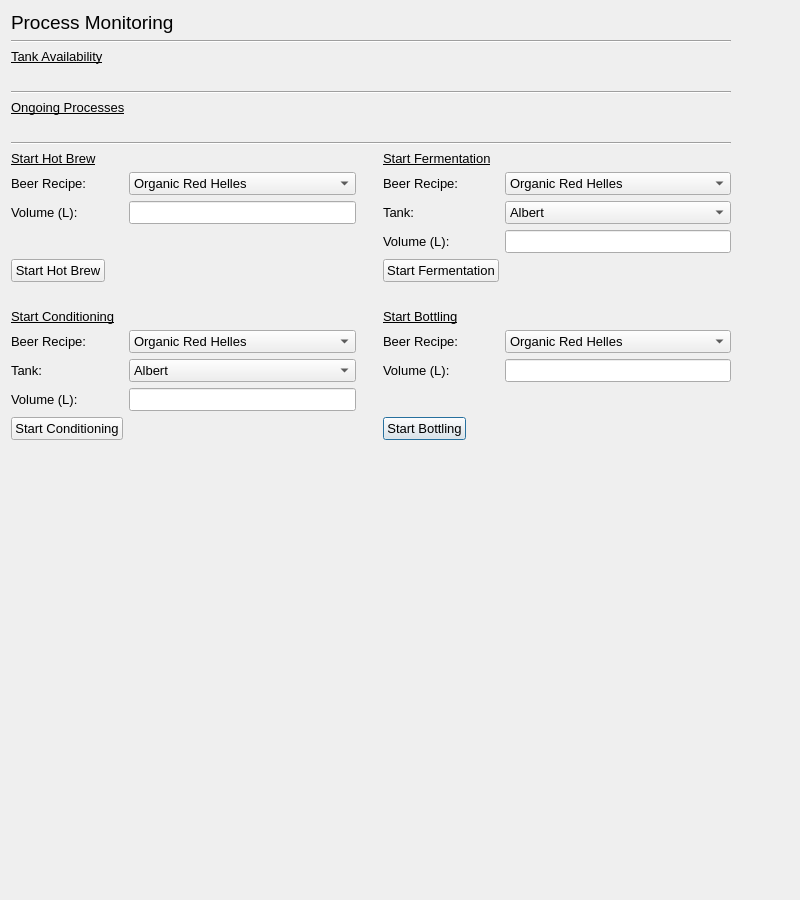
First picture: the form in process_monitoring.ui, repository IsaacCheng9/brewhouse-management, before the edit.
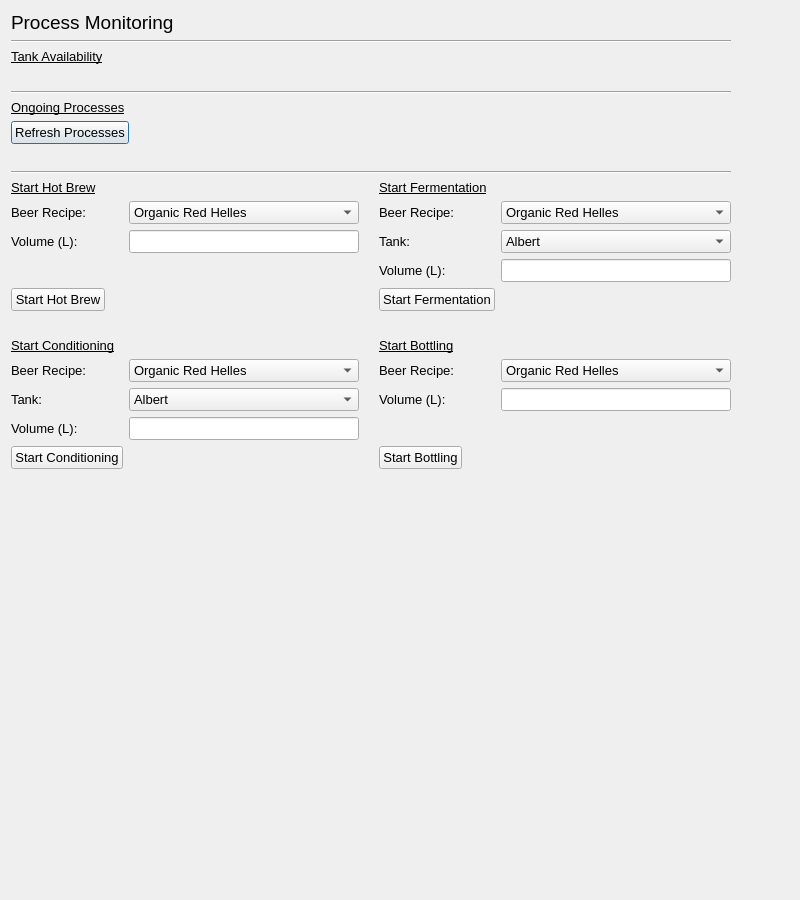
Second picture: the form after the edit.

What changed in the file:
```diff
--- a/process_monitoring.ui
+++ b/process_monitoring.ui
@@ -119,6 +119,13 @@
           </property>
          </widget>
         </item>
+        <item alignment="Qt::AlignLeft">
+         <widget class="QPushButton" name="btn_refresh_processes">
+          <property name="text">
+           <string>Refresh Processes</string>
+          </property>
+         </widget>
+        </item>
         <item>
          <widget class="QLabel" name="lbl_processes">
           <property name="text">
@@ -138,7 +145,7 @@
           <item row="0" column="2">
            <widget class="QLabel" name="lbl_vertical_placeholder">
             <property name="text">
-             <string>    </string>
+             <string/>
             </property>
            </widget>
           </item>
```
